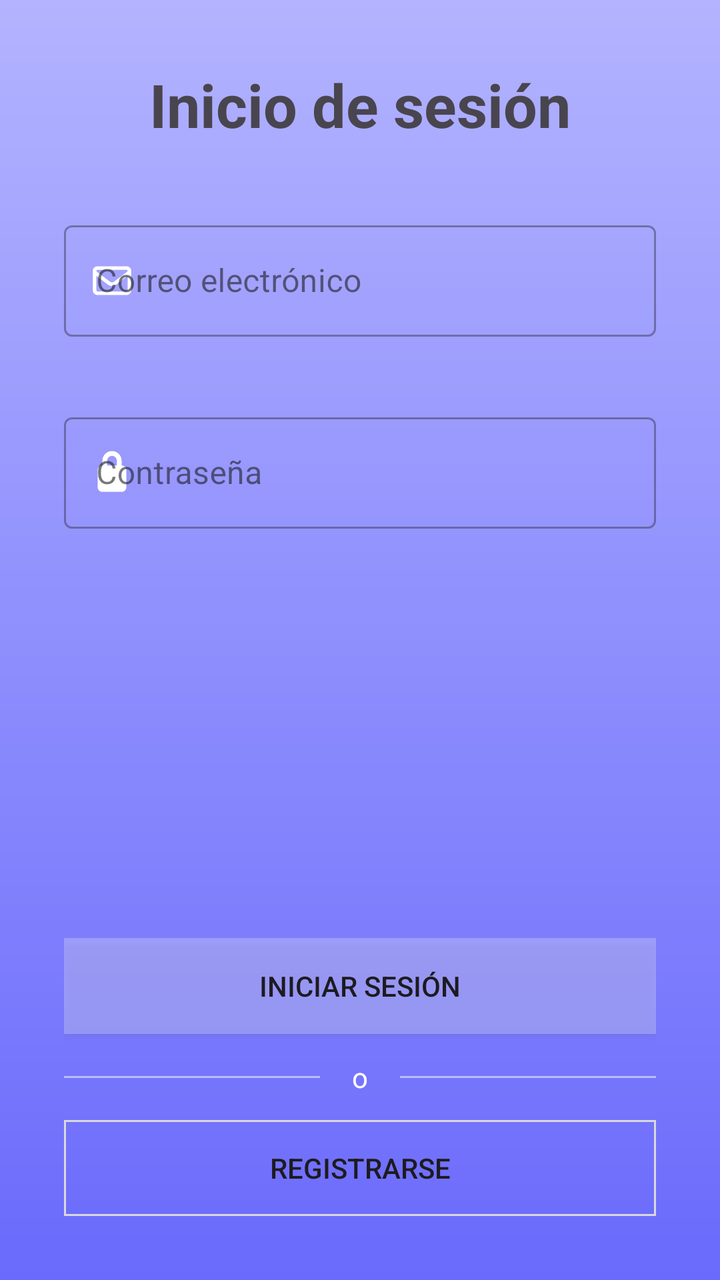
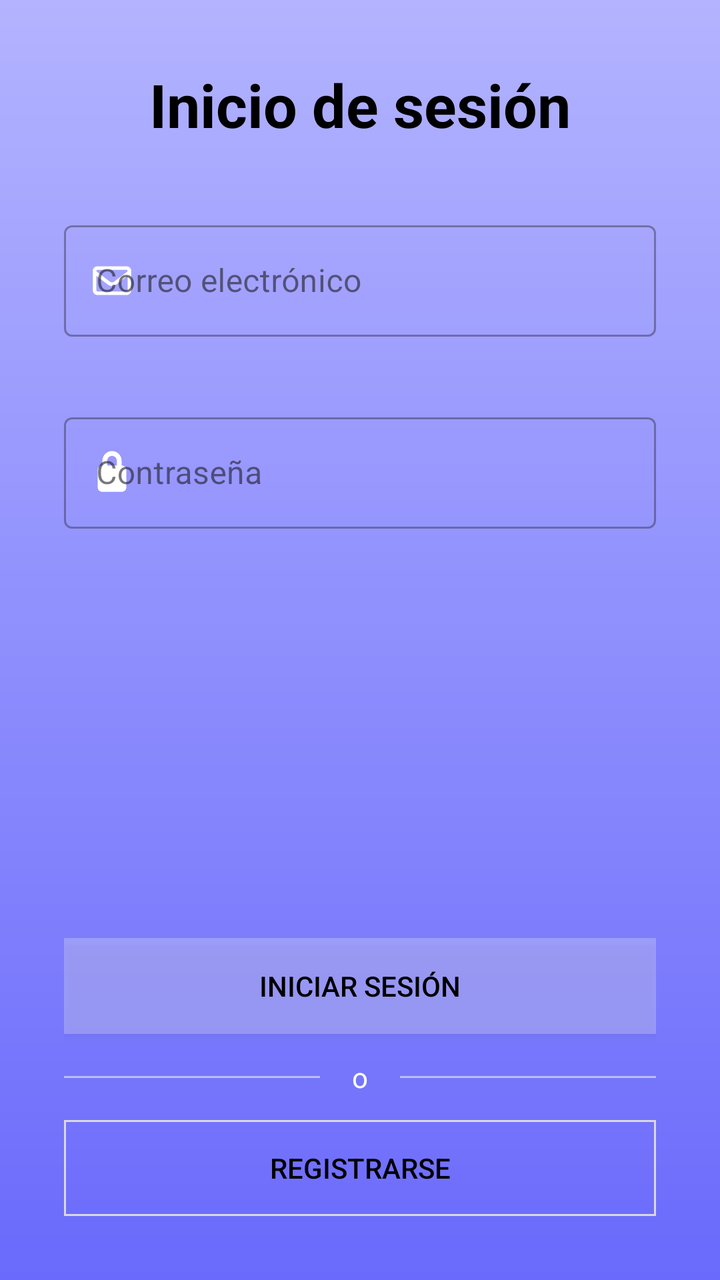

Screens rendered from an Android XML layout before and after an edit, with the pre-edit source and the edit as a unified diff.
<!-- AndroidManifest.xml: application theme Theme.MyApplication -->
<!-- res/layout/activity_main.xml -->
<?xml version="1.0" encoding="utf-8"?>
<ScrollView xmlns:android="http://schemas.android.com/apk/res/android"
    android:id="@+id/main"
    android:layout_width="match_parent"
    android:layout_height="match_parent"
    xmlns:app="http://schemas.android.com/apk/res-auto"
    android:background="@drawable/gradient_bg"
    android:fitsSystemWindows="true"
    android:fillViewport="true">

    <LinearLayout
        android:layout_width="match_parent"
        android:layout_height="match_parent"
        android:orientation="vertical"
        android:layout_gravity="center"
        android:padding="32dp">

        <TextView
            android:layout_width="match_parent"
            android:layout_height="wrap_content"
            android:text="Inicio de sesión"
            android:textStyle="bold"
            android:textSize="30dp"
            android:textAlignment="center"/>

        <com.google.android.material.textfield.TextInputLayout
            android:layout_width="match_parent"
            android:layout_height="wrap_content"
            android:hint="Correo electrónico"
            app:startIconDrawable="@drawable/email_icon"
            app:startIconTint="#FFFFFF"
            style="@style/Widget.MaterialComponents.TextInputLayout.OutlinedBox"
            android:layout_marginTop="35dp">

            <com.google.android.material.textfield.TextInputEditText
                android:id="@+id/edtEmail"
                android:layout_width="match_parent"
                android:layout_height="wrap_content"
                android:inputType="textEmailAddress" />
        </com.google.android.material.textfield.TextInputLayout>


        <com.google.android.material.textfield.TextInputLayout
            android:layout_width="match_parent"
            android:layout_height="wrap_content"
            android:hint="Contraseña"
            app:startIconDrawable="@drawable/pass_icon"
            app:startIconTint="#FFFFFF"
            style="@style/Widget.MaterialComponents.TextInputLayout.OutlinedBox"
            android:layout_marginTop="35dp">

            <com.google.android.material.textfield.TextInputEditText
                android:id="@+id/edtPass"
                android:layout_width="match_parent"
                android:layout_height="wrap_content"
                android:inputType="textPassword" />
        </com.google.android.material.textfield.TextInputLayout>
        
        <Space
            android:layout_width="match_parent"
            android:layout_height="0dp"
            android:layout_weight="1"/>

        <androidx.appcompat.widget.AppCompatButton
            android:id="@+id/btnLogin"
            android:layout_width="match_parent"
            android:layout_height="wrap_content"
            android:text="Iniciar sesión"
            android:background="@drawable/shape_btn"
            android:layout_marginBottom="0dp" />
        
        <LinearLayout
            android:layout_width="match_parent"
            android:layout_height="wrap_content"
            android:orientation="horizontal"
            android:gravity="center_vertical"
            android:layout_marginVertical="12dp">

            <View
                android:layout_width="0dp"
                android:layout_height="1dp"
                android:layout_weight="1"
                android:background="#80FFFFFF"/>
            
            <TextView
                android:layout_width="wrap_content"
                android:layout_height="wrap_content"
                android:text="o"
                android:textColor="#FFFFFF"
                android:textSize="14sp"
                android:paddingHorizontal="16dp"/>

            <View
                android:layout_width="0dp"
                android:layout_height="1dp"
                android:layout_weight="1"
                android:background="#80FFFFFF"/>

        </LinearLayout>

        <androidx.appcompat.widget.AppCompatButton
            android:id="@+id/btnSignin"
            android:layout_width="match_parent"
            android:layout_height="wrap_content"
            android:text="Registrarse"
            android:background="@drawable/shape_regbtn"
            android:layout_marginBottom="0dp" />

    </LinearLayout>

</ScrollView>
<!-- resources referenced by this layout -->
<resources>
  <!-- drawable email_icon (drawable) -->
  <vector xmlns:android="http://schemas.android.com/apk/res/android" android:height="24dp" android:viewportHeight="640" android:viewportWidth="640" android:width="24dp">
        
      <path android:fillColor="#FF000000" android:pathData="M125.4,128C91.5,128 64,155.5 64,189.4C64,190.3 64,191.1 64.1,192L64,192L64,448C64,483.3 92.7,512 128,512L512,512C547.3,512 576,483.3 576,448L576,192L575.9,192C575.9,191.1 576,190.3 576,189.4C576,155.5 548.5,128 514.6,128L125.4,128zM528,256.3L528,448C528,456.8 520.8,464 512,464L128,464C119.2,464 112,456.8 112,448L112,256.3L266.8,373.7C298.2,397.6 341.7,397.6 373.2,373.7L528,256.3zM112,189.4C112,182 118,176 125.4,176L514.6,176C522,176 528,182 528,189.4C528,193.6 526,197.6 522.7,200.1L344.2,335.5C329.9,346.3 310.1,346.3 295.8,335.5L117.3,200.1C114,197.6 112,193.6 112,189.4z"/>
      
  </vector>
  <!-- drawable gradient_bg (drawable) -->
  <?xml version="1.0" encoding="utf-8"?>
  <shape xmlns:android="http://schemas.android.com/apk/res/android"
      android:shape="rectangle">
  
      <gradient
          android:startColor="#B3B3FF"
          android:endColor="#6A6AFC"
          android:type="linear"
          android:angle="270" />
  </shape>
  <!-- drawable pass_icon (drawable) -->
  <vector xmlns:android="http://schemas.android.com/apk/res/android" android:height="24dp" android:viewportHeight="640" android:viewportWidth="640" android:width="24dp">
        
      <path android:fillColor="#FF000000" android:pathData="M256,160L256,224L384,224L384,160C384,124.7 355.3,96 320,96C284.7,96 256,124.7 256,160zM192,224L192,160C192,89.3 249.3,32 320,32C390.7,32 448,89.3 448,160L448,224C483.3,224 512,252.7 512,288L512,512C512,547.3 483.3,576 448,576L192,576C156.7,576 128,547.3 128,512L128,288C128,252.7 156.7,224 192,224z"/>
      
  </vector>
  <!-- drawable shape_btn (drawable) -->
  <?xml version="1.0" encoding="utf-8"?>
  <selector xmlns:android="http://schemas.android.com/apk/res/android">
  
      
      <item android:state_pressed="false">
          <shape android:shape="rectangle">
              <solid android:color="#40FFFFFF"/>
              <corners android:radius="0dp"/>
          </shape>
      </item>
  
      
      <item android:state_pressed="true">
          <shape android:shape="rectangle">
              <solid android:color="#80FFFFFF"/>
              <corners android:radius="0dp"/>
          </shape>
      </item>
  
  </selector>
  <!-- drawable shape_regbtn (drawable) -->
  <?xml version="1.0" encoding="utf-8"?>
  <selector xmlns:android="http://schemas.android.com/apk/res/android">
  
      
      <item android:state_pressed="false">
          <shape xmlns:android="http://schemas.android.com/apk/res/android">
              <solid android:color="#00000000"/>
              <corners android:radius="0dp"/>
              <stroke android:color="#D9D9D9" android:width="1dp"/>
          </shape>
      </item>
  
      
      <item android:state_pressed="true">
          <shape xmlns:android="http://schemas.android.com/apk/res/android">
              <solid android:color="#FFFFFF"/>
              <corners android:radius="0dp"/>
              <stroke android:color="#D9D9D9" android:width="1dp"/>
          </shape>
      </item>
  
  </selector>
  <style name="Theme.MyApplication" parent="Base.Theme.MyApplication" />
  <style name="Base.Theme.MyApplication" parent="Theme.Material3.DayNight.NoActionBar">
          
          
      </style>
</resources>

<!-- the commit's change to res/layout/activity_main.xml (unified diff, before → after) -->
@@ -19,6 +19,7 @@
             android:layout_width="match_parent"
             android:layout_height="wrap_content"
             android:text="Inicio de sesión"
+            android:textColor="#000000"
             android:textStyle="bold"
             android:textSize="30dp"
             android:textAlignment="center"/>
@@ -36,6 +37,7 @@
                 android:id="@+id/edtEmail"
                 android:layout_width="match_parent"
                 android:layout_height="wrap_content"
+                android:textColor="#000000"
                 android:inputType="textEmailAddress" />
         </com.google.android.material.textfield.TextInputLayout>
 
@@ -53,6 +55,7 @@
                 android:id="@+id/edtPass"
                 android:layout_width="match_parent"
                 android:layout_height="wrap_content"
+                android:textColor="#000000"
                 android:inputType="textPassword" />
         </com.google.android.material.textfield.TextInputLayout>
         
@@ -65,6 +68,7 @@
             android:id="@+id/btnLogin"
             android:layout_width="match_parent"
             android:layout_height="wrap_content"
+            android:textColor="#000000"
             android:text="Iniciar sesión"
             android:background="@drawable/shape_btn"
             android:layout_marginBottom="0dp" />
@@ -102,6 +106,7 @@
             android:id="@+id/btnSignin"
             android:layout_width="match_parent"
             android:layout_height="wrap_content"
+            android:textColor="#000000"
             android:text="Registrarse"
             android:background="@drawable/shape_regbtn"
             android:layout_marginBottom="0dp" />
